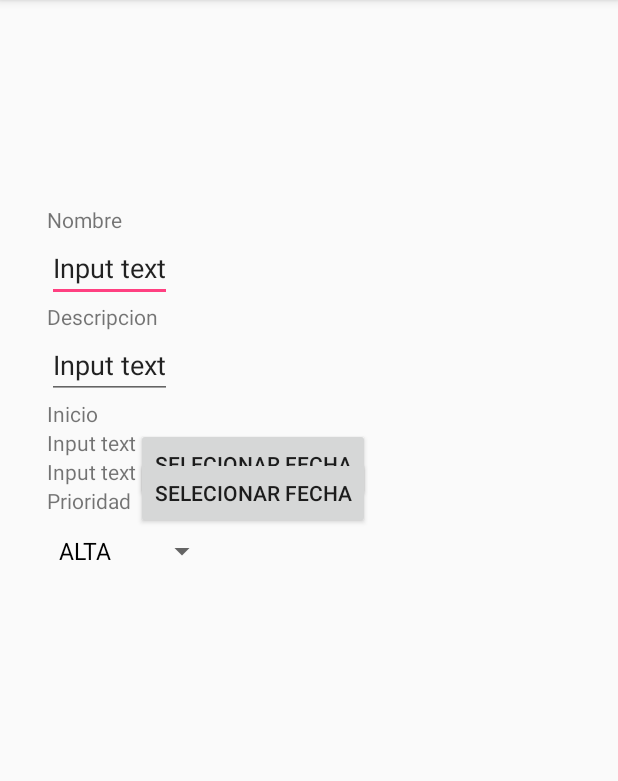
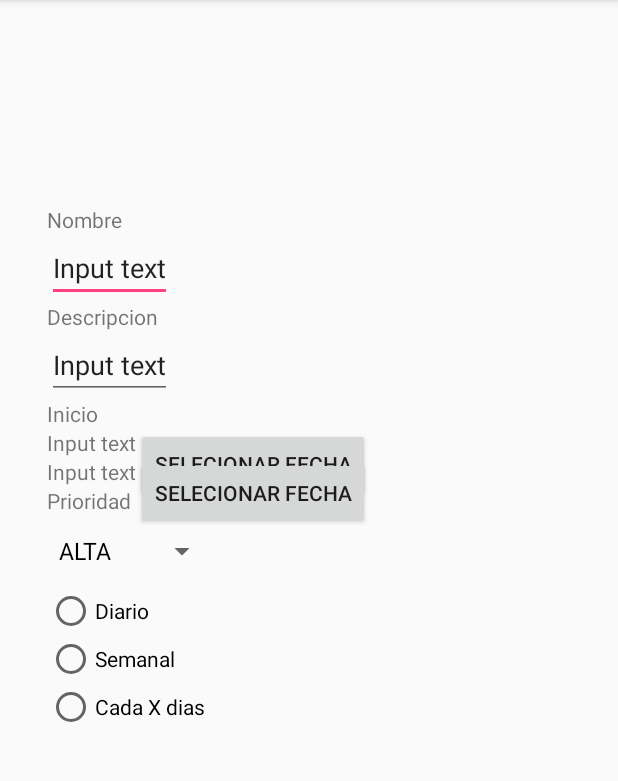
Before and after one commit to hugo-chavar/TDP1_pruebas, an Android app: the AgregarActividadActivity screen opened directly, with no data from a screen before it, on a phone screen of 412 x 824 dp, the part 84-865 px from its top. Run offline under Robolectric (Android 15) with nearby library versions, the phone set to English and light mode, and no system bars.

Commit message:
RadioGroup para la periodicidad agregado al layout

```diff
--- a/app/src/main/res/layout/activity_agregar_actividad.xml
+++ b/app/src/main/res/layout/activity_agregar_actividad.xml
@@ -101,4 +101,33 @@
         app:layout_constraintTop_toBottomOf="@id/textViewPrioridad"
         app:layout_constraintLeft_toLeftOf="@+id/textViewPrioridad"/>
 
+    <RadioGroup
+        android:id="@+id/radioGroupPerioridicidad"
+        android:layout_width="wrap_content"
+        android:layout_height="wrap_content"
+        android:orientation="vertical"
+        app:layout_constraintTop_toBottomOf="@id/spinnerPrioridades"
+        app:layout_constraintLeft_toLeftOf="@+id/spinnerPrioridades">
+        <RadioButton
+            android:id="@+id/radioButtonPeriodicidadDiario"
+            android:layout_height="wrap_content"
+            android:layout_width="wrap_content"
+            android:text="Diario"/>
+        <RadioButton
+            android:id="@+id/radioButtonPeriodicidadSemanal"
+            android:layout_height="wrap_content"
+            android:layout_width="wrap_content"
+            android:text="Semanal"/>
+        <RadioButton
+            android:id="@+id/radioButtonPeriodicidadCadaXDias"
+            android:layout_height="wrap_content"
+            android:layout_width="wrap_content"
+            android:text="Cada X dias"/>
+    </RadioGroup>
+
+
+
+
+
+
 </android.support.constraint.ConstraintLayout>
```
